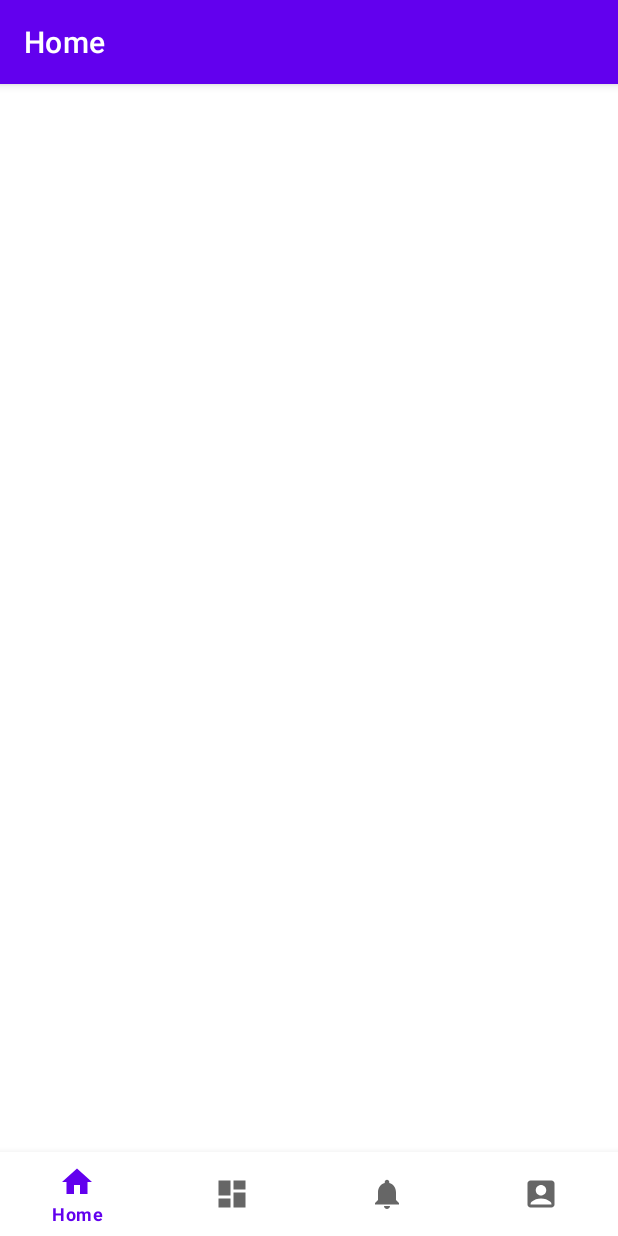
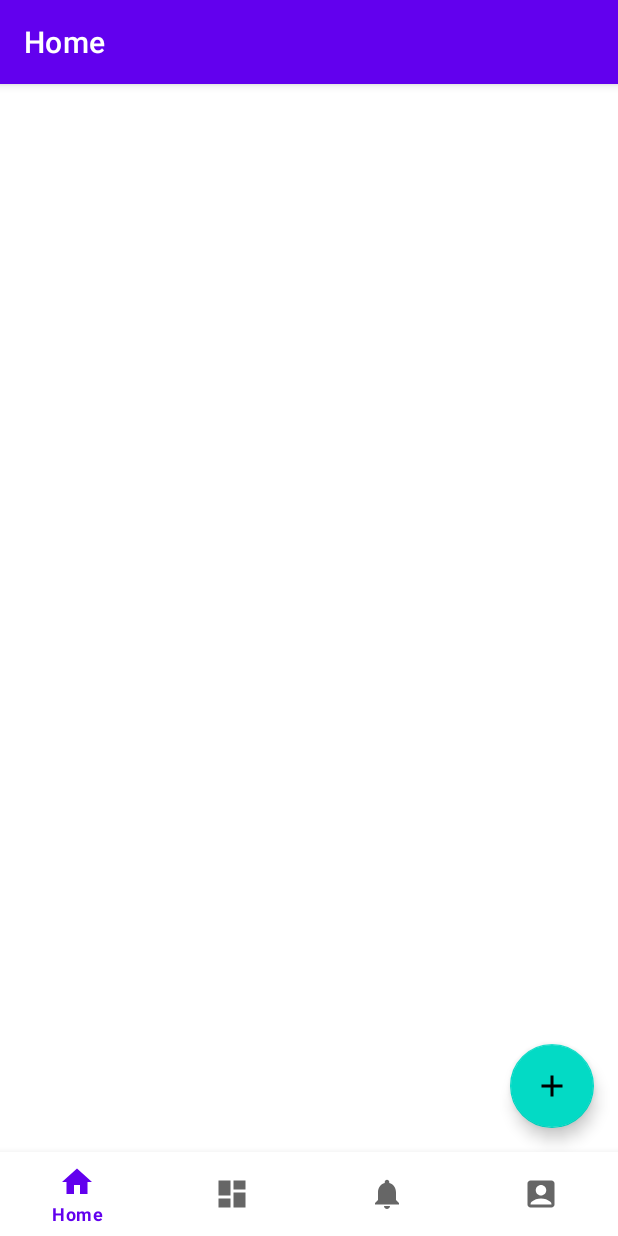
Before and after one commit to ksharshembie/condex, an Android app: the screen it shows after launch (MainActivity), on a phone screen of 412 x 824 dp. Run offline under Robolectric (Android 15) with nearby library versions, the phone set to English and light mode, and no system bars; our stand-ins replace navigation-ui.

Commit message:
New Customer Fragment added FAB added to Home Fragment

```diff
--- a/app/src/main/java/com/ksharshembie/condex/MainActivity.kt
+++ b/app/src/main/java/com/ksharshembie/condex/MainActivity.kt
@@ -29,7 +29,8 @@ class MainActivity : AppCompatActivity() {
                 R.id.navigation_home,
                 R.id.navigation_dashboard,
                 R.id.navigation_notifications,
-                R.id.navigation_profile
+                R.id.navigation_profile,
+                R.id.customerFragment
             )
         )
         setupActionBarWithNavController(navController, appBarConfiguration)
--- a/app/src/main/java/com/ksharshembie/condex/ui/home/HomeFragment.kt
+++ b/app/src/main/java/com/ksharshembie/condex/ui/home/HomeFragment.kt
@@ -5,7 +5,11 @@ import android.view.LayoutInflater
 import android.view.View
 import android.view.ViewGroup
 import androidx.fragment.app.Fragment
+import androidx.navigation.fragment.findNavController
+import com.ksharshembie.condex.R
+import com.ksharshembie.condex.databinding.FragmentCustomerBinding
 import com.ksharshembie.condex.databinding.FragmentHomeBinding
+import com.ksharshembie.condex.ui.customer.CustomerFragment
 
 class HomeFragment : Fragment() {
 
@@ -24,6 +28,13 @@ class HomeFragment : Fragment() {
         return binding.root
     }
 
+    override fun onViewCreated(view: View, savedInstanceState: Bundle?) {
+        super.onViewCreated(view, savedInstanceState)
+        binding.fabAdd.setOnClickListener {
+            findNavController().navigate(R.id.customerFragment)
+        }
+    }
+
     override fun onDestroyView() {
         super.onDestroyView()
         _binding = null
--- /dev/null
+++ b/app/src/main/res/drawable/ic_add_24dp.xml
@@ -0,0 +1,5 @@
+<vector android:height="24dp" android:tint="#000000"
+    android:viewportHeight="24" android:viewportWidth="24"
+    android:width="24dp" xmlns:android="http://schemas.android.com/apk/res/android">
+    <path android:fillColor="@android:color/white" android:pathData="M19,13h-6v6h-2v-6H5v-2h6V5h2v6h6v2z"/>
+</vector>
--- a/app/src/main/res/layout/activity_main.xml
+++ b/app/src/main/res/layout/activity_main.xml
@@ -22,7 +22,7 @@
         android:id="@+id/nav_host_fragment_activity_main"
         android:name="androidx.navigation.fragment.NavHostFragment"
         android:layout_width="match_parent"
-        android:layout_height="match_parent"
+        android:layout_height="0dp"
         app:defaultNavHost="true"
         app:layout_constraintBottom_toTopOf="@id/nav_view"
         app:layout_constraintLeft_toLeftOf="parent"
--- a/app/src/main/res/layout/fragment_home.xml
+++ b/app/src/main/res/layout/fragment_home.xml
@@ -20,4 +20,13 @@
         app:layout_constraintStart_toStartOf="parent"
         app:layout_constraintTop_toTopOf="parent" />
 
+    <com.google.android.material.floatingactionbutton.FloatingActionButton
+        android:id="@+id/fab_add"
+        android:src="@drawable/ic_add_24dp"
+        android:layout_width="wrap_content"
+        android:layout_height="wrap_content"
+        android:layout_margin="16dp"
+        app:layout_constraintBottom_toBottomOf="parent"
+        app:layout_constraintEnd_toEndOf="parent" />
+
 </androidx.constraintlayout.widget.ConstraintLayout>
--- a/app/src/main/res/navigation/mobile_navigation.xml
+++ b/app/src/main/res/navigation/mobile_navigation.xml
@@ -28,5 +28,11 @@
         android:name="com.ksharshembie.condex.ui.profile.ProfileFragment"
         android:label="@string/title_profile"
         tools:layout="@layout/fragment_profile" />
+    <fragment
+        android:id="@+id/customerFragment"
+        android:name="com.ksharshembie.condex.ui.customer.CustomerFragment"
+        android:label="@string/new_customer"
+        tools:layout="@layout/fragment_customer" />
+
 
 </navigation>
--- a/app/src/main/res/values/strings.xml
+++ b/app/src/main/res/values/strings.xml
@@ -6,5 +6,6 @@
     <string name="title_profile">Profile</string>
     <!-- TODO: Remove or change this placeholder text -->
     <string name="hello_blank_fragment">Hello blank fragment</string>
+    <string name="new_customer">New Customer</string>
 
 </resources>
```
